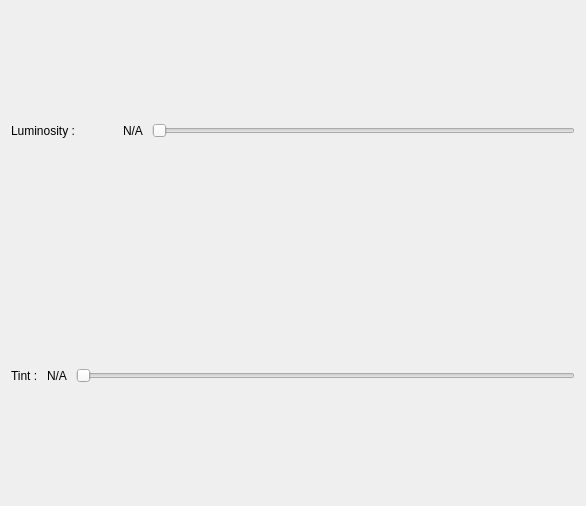
This is screensettings.ui in Aryetis/Obenkyobo as Qt 5 draws it before an edit. The edited form follows.
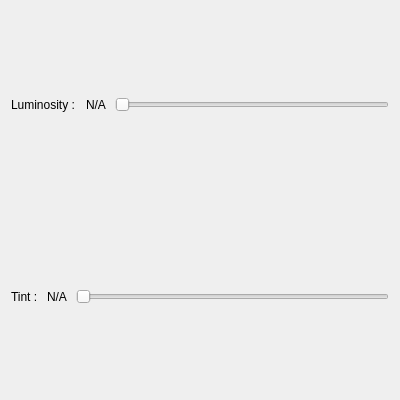
This is the edited form.

Commit message: turning off everything wifi, sleep related for now. SymbolSetting Page reworked, should be properly responsive by now, scrollbar width increased, checkbox size increased, etc

```diff
--- a/screensettings.ui
+++ b/screensettings.ui
@@ -6,8 +6,8 @@
    <rect>
     <x>0</x>
     <y>0</y>
-    <width>586</width>
-    <height>506</height>
+    <width>400</width>
+    <height>400</height>
    </rect>
   </property>
   <property name="windowTitle">
```
The commit also changes 16 other files.
